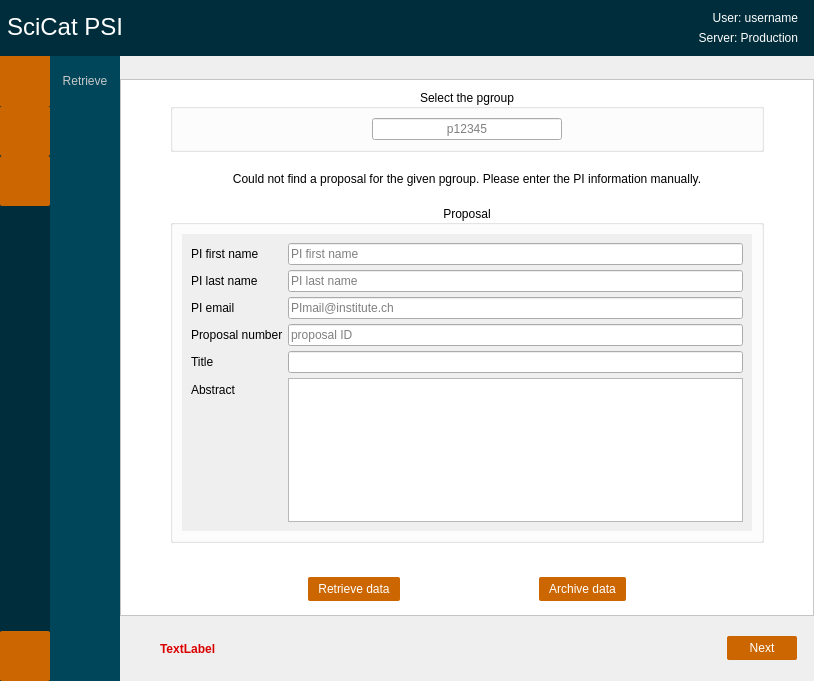
Before: the Qt Designer form PSIArchiver/dialog.ui in paulscherrerinstitute/scicat-qt, drawn with Qt 5.
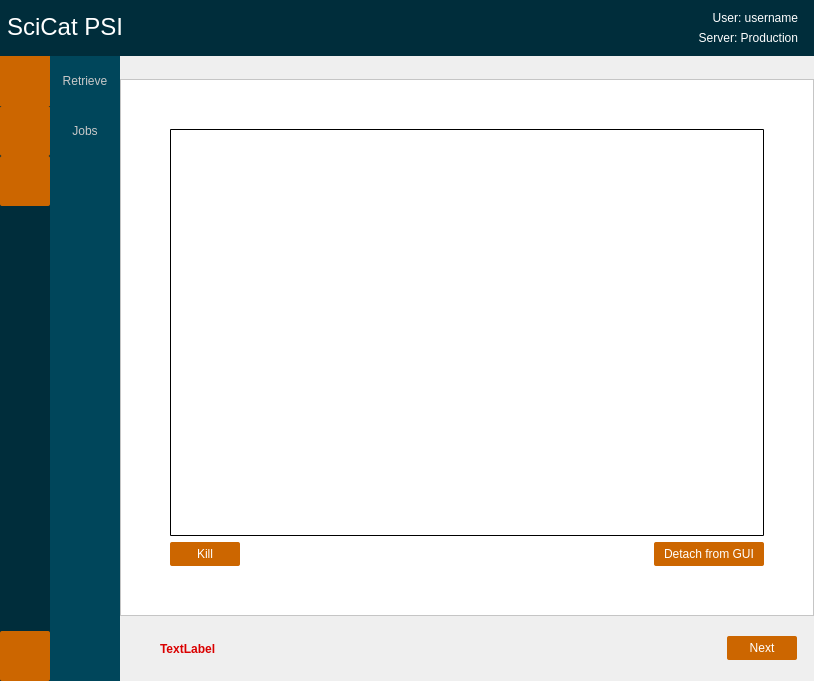
After: the same form once the commit is applied. Icons and pictures are not drawn.

What changed in the file:
```diff
--- a/PSIArchiver/dialog.ui
+++ b/PSIArchiver/dialog.ui
@@ -588,6 +588,19 @@
              </property>
             </widget>
            </item>
+           <item>
+            <widget class="QPushButton" name="pushButtonJobs">
+             <property name="styleSheet">
+              <string notr="true">QPushButton{background-color:rgb(0, 70, 91); border-radius:0px; border:0px; color:rgb(200, 200, 200)}
+QPushButton:hover{background-color:rgb(0, 79,103); border-radius:0px; border:0px; color:rgb(255, 255, 255)}
+QPushButton:!enabled{background-color:rgb(0, 70, 91); border-radius:0px; color:rgb(112, 112, 112)}
+</string>
+             </property>
+             <property name="text">
+              <string>Jobs</string>
+             </property>
+            </widget>
+           </item>
            <item>
             <spacer name="verticalSpacer_12">
              <property name="orientation">
@@ -663,7 +676,7 @@
             <enum>QFrame::Sunken</enum>
            </property>
            <property name="currentIndex">
-            <number>0</number>
+            <number>5</number>
            </property>
            <widget class="QWidget" name="startPage">
             <layout class="QHBoxLayout" name="horizontalLayout_15">
@@ -2431,6 +2444,124 @@
              </item>
             </layout>
            </widget>
+           <widget class="QWidget" name="page_2">
+            <layout class="QVBoxLayout" name="verticalLayout_36">
+             <item>
+              <layout class="QHBoxLayout" name="horizontalLayout_20">
+               <item>
+                <spacer name="horizontalSpacer_29">
+                 <property name="orientation">
+                  <enum>Qt::Horizontal</enum>
+                 </property>
+                 <property name="sizeType">
+                  <enum>QSizePolicy::Fixed</enum>
+                 </property>
+                 <property name="sizeHint" stdset="0">
+                  <size>
+                   <width>40</width>
+                   <height>20</height>
+                  </size>
+                 </property>
+                </spacer>
+               </item>
+               <item>
+                <layout class="QVBoxLayout" name="verticalLayout_35">
+                 <item>
+                  <spacer name="verticalSpacer_26">
+                   <property name="orientation">
+                    <enum>Qt::Vertical</enum>
+                   </property>
+                   <property name="sizeType">
+                    <enum>QSizePolicy::Fixed</enum>
+                   </property>
+                   <property name="sizeHint" stdset="0">
+                    <size>
+                     <width>20</width>
+                     <height>40</height>
+                    </size>
+                   </property>
+                  </spacer>
+                 </item>
+                 <item>
+                  <widget class="QTableWidget" name="tableWidgetJobs">
+                   <property name="styleSheet">
+                    <string notr="true">QTableWidget::item{ selection-background-color: rgb(0, 153, 200)}
+QTableWidget:hover{color: rgb(255, 255, 255)}
+QTableWidget{border-radius:1px;border-width:1px; border-color:rgb(0, 0, 0); border-style:solid}
+QHeaderView::section { background-color: rgba(0, 153, 200, 0.2)}
+QTableWidget QTableCornerButton::section  { background-color: rgba(0, 153, 200, 0.2)}</string>
+                   </property>
+                  </widget>
+                 </item>
+                 <item>
+                  <layout class="QHBoxLayout" name="horizontalLayout_19">
+                   <item>
+                    <widget class="QPushButton" name="pushButtonKill">
+                     <property name="text">
+                      <string>Kill</string>
+                     </property>
+                    </widget>
+                   </item>
+                   <item>
+                    <spacer name="horizontalSpacer_28">
+                     <property name="orientation">
+                      <enum>Qt::Horizontal</enum>
+                     </property>
+                     <property name="sizeHint" stdset="0">
+                      <size>
+                       <width>40</width>
+                       <height>20</height>
+                      </size>
+                     </property>
+                    </spacer>
+                   </item>
+                   <item>
+                    <widget class="QPushButton" name="pushButtonDetach">
+                     <property name="text">
+                      <string>Detach from GUI</string>
+                     </property>
+                    </widget>
+                   </item>
+                  </layout>
+                 </item>
+                 <item>
+                  <spacer name="verticalSpacer_27">
+                   <property name="orientation">
+                    <enum>Qt::Vertical</enum>
+                   </property>
+                   <property name="sizeType">
+                    <enum>QSizePolicy::Fixed</enum>
+                   </property>
+                   <property name="sizeHint" stdset="0">
+                    <size>
+                     <width>20</width>
+                     <height>40</height>
+                    </size>
+                   </property>
+                  </spacer>
+                 </item>
+                </layout>
+               </item>
+               <item>
+                <spacer name="horizontalSpacer_30">
+                 <property name="orientation">
+                  <enum>Qt::Horizontal</enum>
+                 </property>
+                 <property name="sizeType">
+                  <enum>QSizePolicy::Fixed</enum>
+                 </property>
+                 <property name="sizeHint" stdset="0">
+                  <size>
+                   <width>40</width>
+                   <height>20</height>
+                  </size>
+                 </property>
+                </spacer>
+               </item>
+              </layout>
+             </item>
+            </layout>
+           </widget>
            <widget class="QWidget" name="page">
             <widget class="QTextBrowser" name="textBrowser">
              <property name="geometry">
```
